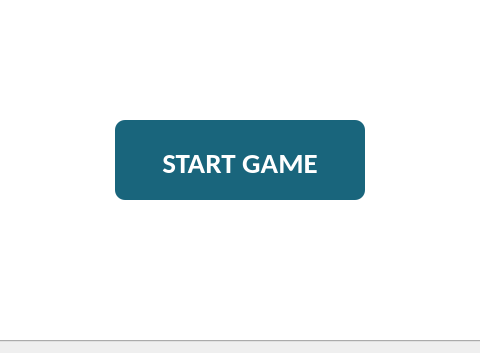
Qt form widget.ui (ajini-sahaejana/SpaceCat) before a commit; both pictures show x 238 to 718 and y 317 to 670 of the 980 by 670 pixel window.
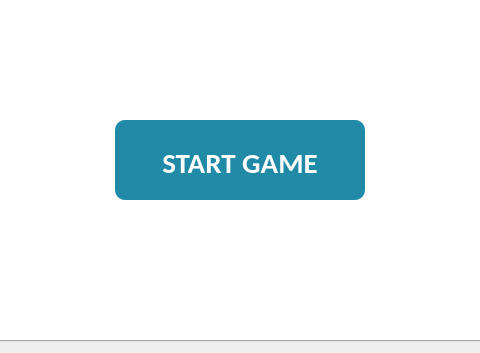
The same form after that commit. The open tabs and pages were chosen to show the change. Icons and pictures are not drawn.

Patch:
```diff
--- a/widget.ui
+++ b/widget.ui
@@ -191,9 +191,9 @@
           <colorrole role="Button">
            <brush brushstyle="SolidPattern">
             <color alpha="255">
-             <red>25</red>
-             <green>101</green>
-             <blue>124</blue>
+             <red>33</red>
+             <green>138</green>
+             <blue>167</blue>
             </color>
            </brush>
           </colorrole>
@@ -209,18 +209,18 @@
           <colorrole role="Base">
            <brush brushstyle="SolidPattern">
             <color alpha="255">
-             <red>25</red>
-             <green>101</green>
-             <blue>124</blue>
+             <red>33</red>
+             <green>138</green>
+             <blue>167</blue>
             </color>
            </brush>
           </colorrole>
           <colorrole role="Window">
            <brush brushstyle="SolidPattern">
             <color alpha="255">
-             <red>25</red>
-             <green>101</green>
-             <blue>124</blue>
+             <red>33</red>
+             <green>138</green>
+             <blue>167</blue>
             </color>
            </brush>
           </colorrole>
@@ -229,9 +229,9 @@
           <colorrole role="Button">
            <brush brushstyle="SolidPattern">
             <color alpha="255">
-             <red>25</red>
-             <green>101</green>
-             <blue>124</blue>
+             <red>33</red>
+             <green>138</green>
+             <blue>167</blue>
             </color>
            </brush>
           </colorrole>
@@ -247,18 +247,18 @@
           <colorrole role="Base">
            <brush brushstyle="SolidPattern">
             <color alpha="255">
-             <red>25</red>
-             <green>101</green>
-             <blue>124</blue>
+             <red>33</red>
+             <green>138</green>
+             <blue>167</blue>
             </color>
            </brush>
           </colorrole>
           <colorrole role="Window">
            <brush brushstyle="SolidPattern">
             <color alpha="255">
-             <red>25</red>
-             <green>101</green>
-             <blue>124</blue>
+             <red>33</red>
+             <green>138</green>
+             <blue>167</blue>
             </color>
            </brush>
           </colorrole>
@@ -267,9 +267,9 @@
           <colorrole role="Button">
            <brush brushstyle="SolidPattern">
             <color alpha="255">
-             <red>25</red>
-             <green>101</green>
-             <blue>124</blue>
+             <red>33</red>
+             <green>138</green>
+             <blue>167</blue>
             </color>
            </brush>
           </colorrole>
@@ -285,18 +285,18 @@
           <colorrole role="Base">
            <brush brushstyle="SolidPattern">
             <color alpha="255">
-             <red>25</red>
-             <green>101</green>
-             <blue>124</blue>
+             <red>33</red>
+             <green>138</green>
+             <blue>167</blue>
             </color>
            </brush>
           </colorrole>
           <colorrole role="Window">
            <brush brushstyle="SolidPattern">
             <color alpha="255">
-             <red>25</red>
-             <green>101</green>
-             <blue>124</blue>
+             <red>33</red>
+             <green>138</green>
+             <blue>167</blue>
             </color>
            </brush>
           </colorrole>
@@ -313,7 +313,7 @@
        </property>
        <property name="styleSheet">
         <string notr="true">QPushButton {
-	background-color: rgb(25, 101, 124);
+	background-color: rgb(33, 138, 167);
 	border: none;
 	padding-top: 5px;
 	border-radius: 10px;
```
Left out of the diff: 4 changed lines with no effect on the pictures.
